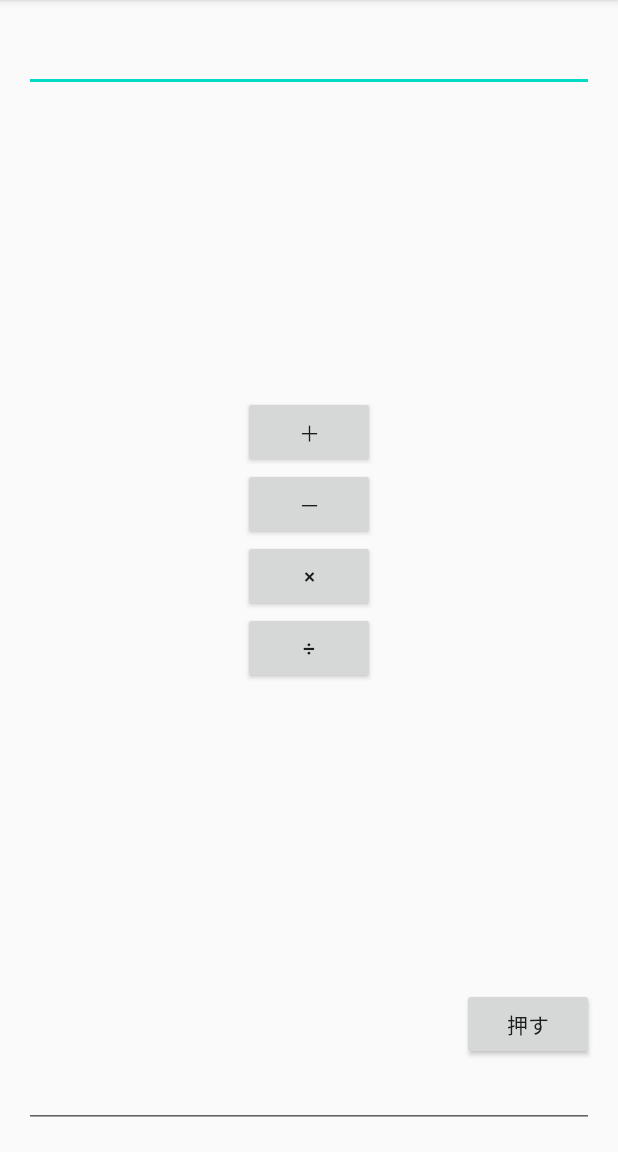
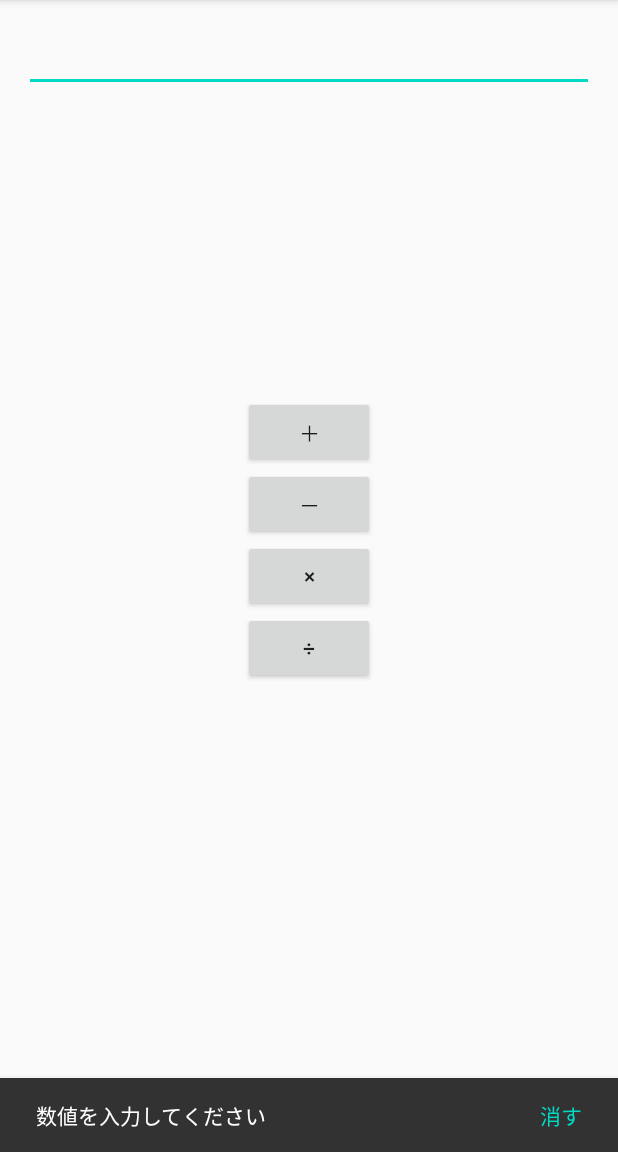
Before and after one commit to daiki68/CalcApp, an Android app: the screen it shows after launch (MainActivity), after a tap on an icon or button, on a phone screen of 412 x 824 dp, the part 84-1236 px from its top. Run offline under Robolectric (Android 15) with nearby library versions, the phone set to English and light mode, and no system bars.

```diff
--- a/app/src/main/java/jp/techacademy/daiki/calcapp/MainActivity.kt
+++ b/app/src/main/java/jp/techacademy/daiki/calcapp/MainActivity.kt
@@ -24,12 +24,9 @@ class MainActivity : AppCompatActivity(), View.OnClickListener {
         button3.setOnClickListener(this)
         button4.setOnClickListener(this)
 
-        button5.setOnClickListener { view ->
-            Snackbar.make(view, "数値を入力してください", Snackbar.LENGTH_INDEFINITE)
-                .setAction("消す"){
-                    Log.d("calc","Snackberをタップした")
-                }.show()
-        }
+
+
+
     }
 
     override fun onClick(v: View) {
@@ -59,8 +56,15 @@ class MainActivity : AppCompatActivity(), View.OnClickListener {
                 intent.putExtra("A", num6)
                 startActivity(intent)
             }
-        } catch (e: NumberFormatException) {
+        } catch (e: Exception) {
             Log.d("calc", "計算できません")
+            Log.d("calc", e.message.toString())
+
+
+            Snackbar.make(v, "数値を入力してください", Snackbar.LENGTH_INDEFINITE)
+                .setAction("消す"){
+                    Log.d("calc","Snackberをタップした")
+                }.show()
         }
     }
 
--- a/app/src/main/res/layout/activity_main.xml
+++ b/app/src/main/res/layout/activity_main.xml
@@ -57,12 +57,4 @@
         android:layout_above="@+id/button2"
         android:id="@+id/button1"/>
 
-    <Button
-        android:layout_width="wrap_content"
-        android:layout_height="wrap_content"
-        android:layout_alignParentRight="true"
-        android:layout_above="@id/editText2"
-        android:text="押す"
-        android:id="@+id/button5"/>
-
 </RelativeLayout>
```
